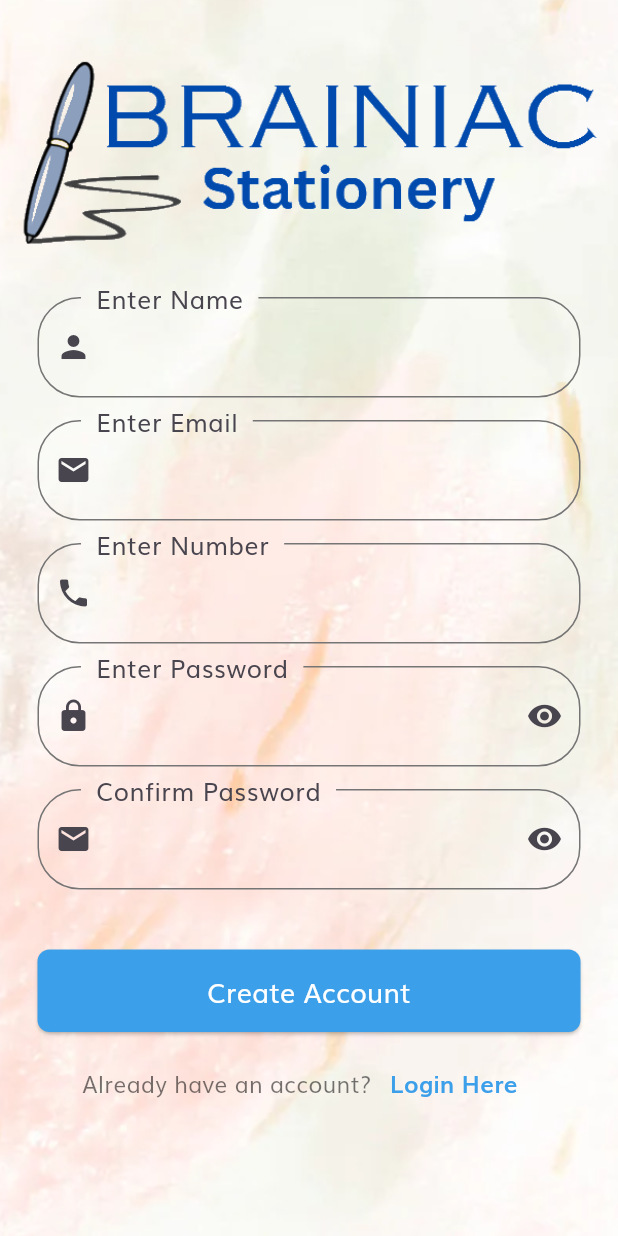
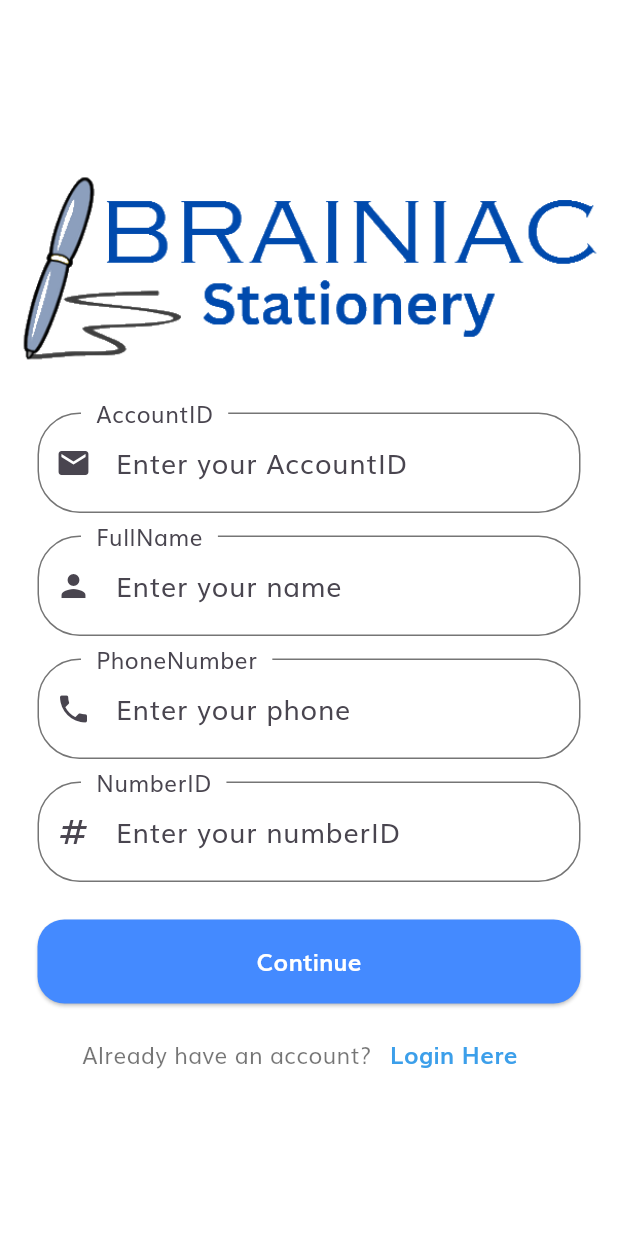
Before and after one commit to vannghia234/sell-book, a Flutter app: the screen it shows after launch, after a tap on "Sign Up Here", on a phone screen of 412 x 824 dp. Run offline on Flutter 3.47's test engine with Material 3 defaults, Android fonts, the phone set to English and light mode, and no system bars; our stand-ins replace animated_bottom_navigation_bar, carousel_slider, dropdown_button2, fan_carousel_image_slider, flutter_rating_bar, get and 2 more; missing offline and left inert: clippy_flutter, sms_otp_auto_verify.

Commit message:
update ui login register

```diff
--- a/lib/controller/login_account_info_controller.dart
+++ b/lib/controller/login_controller.dart
@@ -2,7 +2,7 @@
 import 'package:brainiaccommerce2/core/service/client/local_service_client.dart';
 import 'package:get/get.dart';
 
-class LoginAccountInfoController extends GetxController {
+class LoginController extends GetxController {
   @override
   void onInit() {
     getAccessToken();
--- /dev/null
+++ b/lib/controller/register_controller.dart
@@ -0,0 +1,3 @@
+import 'package:get/get.dart';
+
+class RegisterController extends GetxController {}
--- a/lib/core/service/model/api_path_model.dart
+++ b/lib/core/service/model/api_path_model.dart
@@ -9,7 +9,7 @@ class APIPathModel {
   final String endpoint;
   final Map<String, String>? params;
 
-  String get stringPath {
+  String get toStringPath {
     String path = serviceHost;
     path += endpoint;
     if (params != null) {
--- a/lib/core/ui/style/base_text_style.dart
+++ b/lib/core/ui/style/base_text_style.dart
@@ -3,7 +3,7 @@ import 'package:flutter/material.dart';
 import 'package:flutter/widgets.dart';
 
 class BaseTextStyle {
-  static String baseFont = "Inter";
+  static String baseFont = "Muli";
 
   static TextStyle label1({Color? color}) {
     return TextStyle(
--- a/lib/main.dart
+++ b/lib/main.dart
@@ -1,8 +1,7 @@
-import 'package:brainiaccommerce2/screens/cart_screen.dart';
+import 'package:brainiaccommerce2/core/ui/style/base_text_style.dart';
 import 'package:brainiaccommerce2/screens/login_screen.dart';
 import 'package:brainiaccommerce2/shared/constant.dart';
 import 'package:flutter/material.dart';
-import 'screens/ItemScreen.dart';
 
 void main() {
   runApp(MyApp());
@@ -16,15 +15,8 @@ class MyApp extends StatelessWidget {
     return MaterialApp(
       title: "Brainiac ECommerce",
       debugShowCheckedModeBanner: false,
-      // theme: ThemeData(
-      //   primaryColor: Color(0xFFEF6969),
-      // ),
+      home: LoginScreen(),
       theme: themeData(),
-      routes: {
-        "/": (context) => LoginScreen(),
-        "cartScreen": (context) => CartScreen(),
-        "itemScreen": (context) => ItemScreen(),
-      },
     );
   }
 }
@@ -39,7 +31,7 @@ ThemeData themeData() {
             fontSize: 18,
             fontWeight: FontWeight.bold),
         iconTheme: IconThemeData(color: Colors.black)),
-    fontFamily: 'Muli',
+    fontFamily: BaseTextStyle.baseFont,
     inputDecorationTheme: inputDecorationTheme(),
     iconTheme: const IconThemeData(),
     textTheme: const TextTheme(
@@ -52,13 +44,14 @@ ThemeData themeData() {
 
 InputDecorationTheme inputDecorationTheme() {
   return InputDecorationTheme(
-      labelStyle: const TextStyle(fontSize: 22),
-      hintStyle: const TextStyle(fontWeight: FontWeight.normal),
-      errorStyle: const TextStyle(fontSize: 14),
+      labelStyle: const TextStyle(fontSize: 20),
+      hintStyle: const TextStyle(),
       focusColor: kPrimaryColor,
       contentPadding: const EdgeInsets.symmetric(horizontal: 35, vertical: 20),
       floatingLabelBehavior: FloatingLabelBehavior.always,
       focusedBorder: outlineInputBorder(),
+      focusedErrorBorder: outlineErrorBorder(),
+      errorBorder: outlineErrorBorder(),
       border: outlineInputBorder(),
       enabledBorder: outlineInputBorder());
 }
@@ -69,3 +62,10 @@ OutlineInputBorder outlineInputBorder() {
       borderSide: BorderSide(color: kTextColor),
       borderRadius: BorderRadius.all(Radius.circular(28)));
 }
+
+OutlineInputBorder outlineErrorBorder() {
+  return const OutlineInputBorder(
+      gapPadding: 10,
+      borderSide: BorderSide(color: Colors.red),
+      borderRadius: BorderRadius.all(Radius.circular(28)));
+}
--- a/lib/screens/home_screen.dart
+++ b/lib/screens/home_screen.dart
@@ -19,6 +19,7 @@ class HomeScreen extends StatelessWidget {
   @override
   Widget build(BuildContext context) {
     return Scaffold(
+      resizeToAvoidBottomInset: false,
       body: SingleChildScrollView(
         child: SafeArea(
           child: Padding(
--- a/lib/screens/login_screen.dart
+++ b/lib/screens/login_screen.dart
@@ -1,7 +1,7 @@
 import 'package:brainiaccommerce2/screens/forgotpass_screen.dart';
-import 'package:brainiaccommerce2/screens/home_screen.dart';
 import 'package:brainiaccommerce2/screens/navigation_screen.dart';
 import 'package:brainiaccommerce2/screens/signup_screen.dart';
+import 'package:brainiaccommerce2/widgets/common_flutter.dart';
 import 'package:flutter/material.dart';
 
 class LoginScreen extends StatelessWidget {
@@ -9,46 +9,37 @@ class LoginScreen extends StatelessWidget {
 
   @override
   Widget build(BuildContext context) {
-    return Material(
-      color: Colors.transparent,
-      child: Container(
-        decoration: BoxDecoration(
-          image: DecorationImage(
-            image: AssetImage(
-                "images/image.PNG"), // Thay đổi đường dẫn ảnh thành ảnh bạn muốn sử dụng
-            fit: BoxFit.cover, // Đảm bảo ảnh sẽ đầy đủ kích thước của màn hình
-          ),
-        ),
-        child: SingleChildScrollView(
-          child: SafeArea(
-              child: Center(
+    return Scaffold(
+      resizeToAvoidBottomInset: false,
+      body: SafeArea(
+          child: SizedBox.expand(
         child: Column(
           mainAxisAlignment: MainAxisAlignment.center,
           children: [
-                SizedBox(height: 100),
             Image.asset("images/brainiac.png"),
             SizedBox(
-                  height: 50,
+              height: 20,
             ),
             Padding(
               padding: const EdgeInsets.symmetric(horizontal: 25),
               child: Column(
                 children: [
-                      TextFormField(
+                  TextField(
+                    cursorColor: Colors.black,
                     decoration: InputDecoration(
                       labelText: "Enter Email",
-                          border: OutlineInputBorder(),
+                      hintText: "Enter your mail",
                       prefixIcon: Icon(Icons.email),
                     ),
                   ),
                   SizedBox(
-                        height: 15,
+                    height: 24,
                   ),
-                      TextFormField(
+                  TextField(
                     obscureText: true,
                     decoration: InputDecoration(
                       labelText: "Enter Password",
-                          border: OutlineInputBorder(),
+                      hintText: "Enter your password",
                       prefixIcon: Icon(Icons.lock),
                       suffixIcon: Icon(Icons.remove_red_eye),
                     ),
@@ -57,14 +48,17 @@ class LoginScreen extends StatelessWidget {
                     alignment: Alignment.bottomRight,
                     child: TextButton(
                       onPressed: () {
-                            Navigator.push(context, MaterialPageRoute(builder: (context)
-                            => ForgotPassScreen(),));
+                        Navigator.push(
+                            context,
+                            MaterialPageRoute(
+                              builder: (context) => ForgotPassScreen(),
+                            ));
                       },
                       child: Text(
                         "Forgot password?",
                         style: TextStyle(
                           color: Color.fromARGB(255, 60, 159, 234),
-                              fontSize: 16,
+                          fontSize: 18,
                           fontWeight: FontWeight.w600,
                         ),
                       ),
@@ -73,27 +67,13 @@ class LoginScreen extends StatelessWidget {
                   SizedBox(
                     height: 40,
                   ),
-                      ElevatedButton(
-                        onPressed: () {
+                  CommonButton(text: "Login", press: () {
                       Navigator.push(
                           context,
                           MaterialPageRoute(
                             builder: (context) => NavigationScreen(),
                           ));
-                        },
-                        child: Text("LOGIN",
-                            style: TextStyle(
-                              color: Colors.white,
-                              fontSize: 18,
-                            )),
-                        style: ElevatedButton.styleFrom(
-                          minimumSize: Size.fromHeight(55),
-                          backgroundColor: Color.fromARGB(255, 60, 159, 234),
-                          shape: RoundedRectangleBorder(
-                            borderRadius: BorderRadius.circular(8),
-                          ),
-                        ),
-                      ),
+                  }),
                   SizedBox(
                     height: 10,
                   ),
@@ -132,8 +112,6 @@ class LoginScreen extends StatelessWidget {
           ],
         ),
       )),
-        ),
-      ),
     );
   }
 }
--- a/lib/screens/navigation_screen.dart
+++ b/lib/screens/navigation_screen.dart
@@ -2,7 +2,6 @@ import 'package:animated_bottom_navigation_bar/animated_bottom_navigation_bar.da
 import 'package:brainiaccommerce2/screens/cart_screen.dart';
 import 'package:brainiaccommerce2/screens/favorites_screen.dart';
 import 'package:brainiaccommerce2/screens/home_screen.dart';
-import 'package:brainiaccommerce2/screens/payment_method_screen.dart';
 import 'package:brainiaccommerce2/screens/profile_screen.dart';
 import 'package:flutter/cupertino.dart';
 import 'package:flutter/material.dart';
--- a/lib/screens/profile_screen.dart
+++ b/lib/screens/profile_screen.dart
@@ -1,6 +1,5 @@
 import 'package:brainiaccommerce2/screens/edit_profile_screen.dart';
 import 'package:brainiaccommerce2/screens/favorites_screen.dart';
-import 'package:brainiaccommerce2/screens/forgotpass_screen.dart';
 import 'package:brainiaccommerce2/screens/otp_screen.dart';
 import 'package:brainiaccommerce2/widgets/container_buton_model.dart';
 import 'package:flutter/material.dart';
@@ -106,7 +105,9 @@ class ProfileScreen extends StatelessWidget {
                     title: const Text("Change Password"),
                   ),
                   ListTile(
-                    onTap: () {},
+                    onTap: () {
+                      Navigator.pop(context);
+                    },
                     leading: const Icon(Icons.exit_to_app),
                     title: const Text("Log Out"),
                   ),
--- a/lib/screens/signup_screen.dart
+++ b/lib/screens/signup_screen.dart
@@ -1,6 +1,6 @@
-import 'package:brainiaccommerce2/screens/home_screen.dart';
+import 'package:brainiaccommerce2/screens/complete_sign_up_screen.dart';
 import 'package:brainiaccommerce2/screens/login_screen.dart';
-import 'package:brainiaccommerce2/screens/navigation_screen.dart';
+import 'package:brainiaccommerce2/widgets/common_flutter.dart';
 import 'package:flutter/material.dart';
 
 class SignUpScreen extends StatelessWidget {
@@ -8,23 +8,13 @@ class SignUpScreen extends StatelessWidget {
 
   @override
   Widget build(BuildContext context) {
-    return Material(
-      color: Colors.transparent,
-      child: Container(
-        decoration: BoxDecoration(
-          image: DecorationImage(
-            image: AssetImage(
-                "images/image.PNG"), // Thay đổi đường dẫn ảnh thành ảnh bạn muốn sử dụng
-            fit: BoxFit.cover, // Đảm bảo ảnh sẽ đầy đủ kích thước của màn hình
-          ),
-        ),
-        child: SingleChildScrollView(
-          child: SafeArea(
-              child: Center(
+    return Scaffold(
+      resizeToAvoidBottomInset: false,
+      body: SafeArea(
+          child: SizedBox.expand(
         child: Column(
           mainAxisAlignment: MainAxisAlignment.center,
           children: [
-                SizedBox(height: 20),
             Image.asset("images/brainiac.png"),
             SizedBox(
               height: 10,
@@ -35,72 +25,48 @@ class SignUpScreen extends StatelessWidget {
                 children: [
                   TextFormField(
                     decoration: InputDecoration(
-                          labelText: "Enter Name",
-                          border: OutlineInputBorder(),
-                          prefixIcon: Icon(Icons.person),
-                        ),
-                      ),
-                      SizedBox(height: 15),
-                      TextFormField(
-                        decoration: InputDecoration(
-                          labelText: "Enter Email",
-                          border: OutlineInputBorder(),
+                      labelText: "AccountID",
+                      hintText: "Enter your AccountID",
                       prefixIcon: Icon(Icons.email),
                     ),
                   ),
                   SizedBox(height: 15),
                   TextFormField(
                     decoration: InputDecoration(
-                          labelText: "Enter Number",
-                          border: OutlineInputBorder(),
-                          prefixIcon: Icon(Icons.phone),
+                      labelText: "FullName",
+                      hintText: "Enter your name",
+                      prefixIcon: Icon(Icons.person),
                     ),
                   ),
-                      SizedBox(
-                        height: 15,
-                      ),
+                  SizedBox(height: 15),
                   TextFormField(
-                        obscureText: true,
+                    keyboardType: TextInputType.phone,
                     decoration: InputDecoration(
-                          labelText: "Enter Password",
-                          border: OutlineInputBorder(),
-                          prefixIcon: Icon(Icons.lock),
-                          suffixIcon: Icon(Icons.remove_red_eye),
+                      labelText: "PhoneNumber",
+                      hintText: "Enter your phone",
+                      prefixIcon: Icon(Icons.phone),
                     ),
                   ),
                   SizedBox(height: 15),
                   TextFormField(
                     decoration: InputDecoration(
-                          labelText: "Confirm Password",
-                          border: OutlineInputBorder(),
-                          prefixIcon: Icon(Icons.email),
-                          suffixIcon: Icon(Icons.remove_red_eye),
+                      labelText: "NumberID",
+                      hintText: "Enter your numberID",
+                      prefixIcon: Icon(Icons.numbers),
                     ),
                   ),
-
                   SizedBox(
-                        height: 40,
+                    height: 25,
                   ),
-                      ElevatedButton(
-                        onPressed: () {
+                  CommonButton(
+                    text: "Continue",
+                    press: () {
                       Navigator.push(
                           context,
                           MaterialPageRoute(
-                                builder: (context) => NavigationScreen(),
+                            builder: (context) => CompleteSignUpScreen(),
                           ));
                     },
-                        child: Text("Create Account",
-                            style: TextStyle(
-                              color: Colors.white,
-                              fontSize: 18,
-                            )),
-                        style: ElevatedButton.styleFrom(
-                          minimumSize: Size.fromHeight(55),
-                          backgroundColor: Color.fromARGB(255, 60, 159, 234),
-                          shape: RoundedRectangleBorder(
-                            borderRadius: BorderRadius.circular(8),
-                          ),
-                        ),
                   ),
                   SizedBox(
                     height: 10,
@@ -140,8 +106,6 @@ class SignUpScreen extends StatelessWidget {
           ],
         ),
       )),
-        ),
-      ),
     );
   }
 }
--- /dev/null
+++ b/lib/widgets/common_flutter.dart
@@ -0,0 +1,44 @@
+import 'package:flutter/material.dart';
+
+class CommonButton extends StatelessWidget {
+  const CommonButton({
+    super.key,
+    required this.text,
+    required this.press,
+    this.enable = true,
+    this.backgroundColor,
+  });
+  final String text;
+  final Color? backgroundColor;
+  final VoidCallback press;
+  final bool enable;
+
+  @override
+  Widget build(BuildContext context) {
+    return SizedBox(
+      width: double.infinity,
+      height: 56,
+      child: AbsorbPointer(
+        absorbing: !enable,
+        child: Opacity(
+          opacity: enable == true ? 1 : 0.5,
+          child: ElevatedButton(
+            style: ElevatedButton.styleFrom(
+              shape: RoundedRectangleBorder(
+                  borderRadius: BorderRadius.circular(18)),
+              backgroundColor: backgroundColor ?? Colors.blueAccent,
+            ),
+            onPressed: press,
+            child: Text(
+              text,
+              style: const TextStyle(
+                  fontWeight: FontWeight.bold,
+                  fontSize: 16,
+                  color: Colors.white),
+            ),
+          ),
+        ),
+      ),
+    );
+  }
+}
```
Also changed, not shown: lib/core/service/locator/api_service_path.dart (+9 -3 lines), lib/screens/complete_sign_up_screen.dart (added, +186 -0 lines), pubspec.yaml (+1 -19 lines), pubspec.lock. Lines whose indentation alone changed are shown as unchanged.
